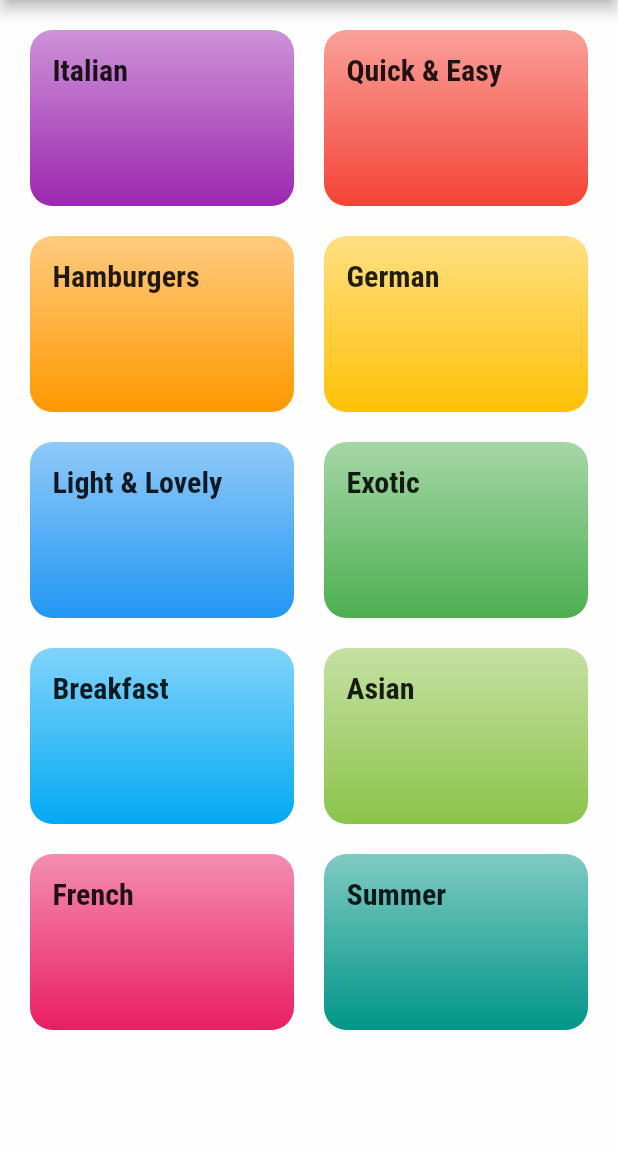
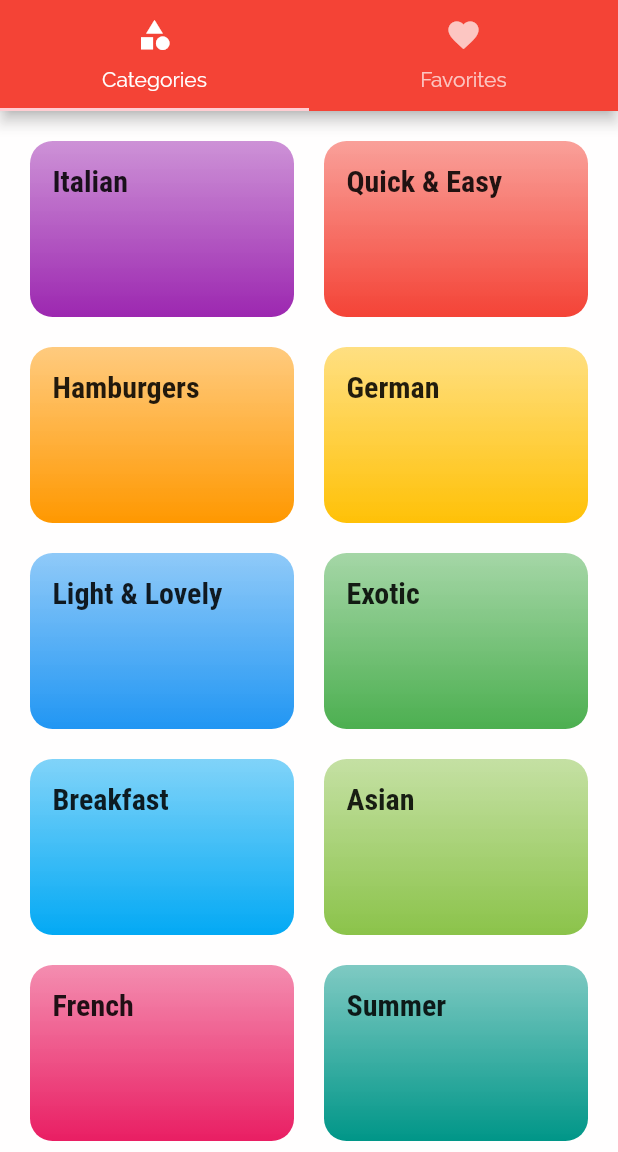
Before and after one commit to kalpeshhpatel/meals_app, a Flutter app: the screen it shows after launch, on a phone screen of 412 x 824 dp, the part 84-1236 px from its top. Run offline on Flutter 3.47's test engine with Material 2 defaults, Android fonts, the phone set to English and light mode, and no system bars.

Commit message:
Added top tab bar

```diff
--- a/lib/main.dart
+++ b/lib/main.dart
@@ -1,6 +1,7 @@
 import 'package:flutter/material.dart';
-import 'package:meals_app/screens/categoryMeals.dart';
-import 'package:meals_app/screens/mealDetail.dart';
+import './screens/categoryMeals.dart';
+import './screens/mealDetail.dart';
+import './screens/tabsView.dart';
 import './screens/categoryList.dart';
 
 void main() {
@@ -43,7 +44,8 @@ class MyApp extends StatelessWidget {
       ),
       initialRoute: CategoryList.routeName,
       routes: {
-        CategoryList.routeName: (context) => CategoryList(),
+        '/': (context) => TabsView(),
+        // CategoryList.routeName: (context) => CategoryList(),
         CategoryMeals.routeName: (context) => CategoryMeals(),
         MealDetail.routeName: (context) => MealDetail()
       },
--- a/lib/screens/categoryList.dart
+++ b/lib/screens/categoryList.dart
@@ -3,16 +3,11 @@ import '../widgets/categoryItem.dart';
 import '../models/dummy_data.dart';
 
 class CategoryList extends StatelessWidget {
-
   static const routeName = '/';
 
   @override
   Widget build(BuildContext context) {
-    return Scaffold(
-      appBar: AppBar(
-        title: Text('Meal App'),
-      ),
-      body: GridView(
+    return GridView(
       padding: const EdgeInsets.all(20),
       children: DUMMY_CATEGORIES.map((e) => CategoryItem(e)).toList(),
       gridDelegate: SliverGridDelegateWithMaxCrossAxisExtent(
@@ -21,7 +16,6 @@ class CategoryList extends StatelessWidget {
         crossAxisSpacing: 20,
         mainAxisSpacing: 20,
       ),
-      ),
     );
   }
 }
--- /dev/null
+++ b/lib/screens/favorites.dart
@@ -0,0 +1,10 @@
+import 'package:flutter/material.dart';
+
+class Favorites extends StatelessWidget {
+  @override
+  Widget build(BuildContext context) {
+    return Center(
+      child: Text('Favorites Screen'),
+    );
+  }
+}
--- /dev/null
+++ b/lib/screens/tabsView.dart
@@ -0,0 +1,34 @@
+import 'package:flutter/material.dart';
+import './categoryList.dart';
+import './favorites.dart';
+
+class TabsView extends StatelessWidget {
+  @override
+  Widget build(BuildContext context) {
+    return DefaultTabController(
+      length: 2,
+      child: Scaffold(
+        appBar: AppBar(
+          title: Text('Meal App'),
+          bottom: TabBar(
+            tabs: [
+              Tab(
+                icon: Icon(Icons.category),
+                text: 'Categories',
+              ),
+              Tab(
+                // iconMargin: EdgeInsets.all(0),
+                icon: Icon(Icons.favorite),
+                text: 'Favorites',
+              ),
+            ],
+          ),
+        ),
+        body: TabBarView(children: [
+          CategoryList(),
+          Favorites(),
+        ]),
+      ),
+    );
+  }
+}
```
Lines whose indentation alone changed are shown as unchanged.
